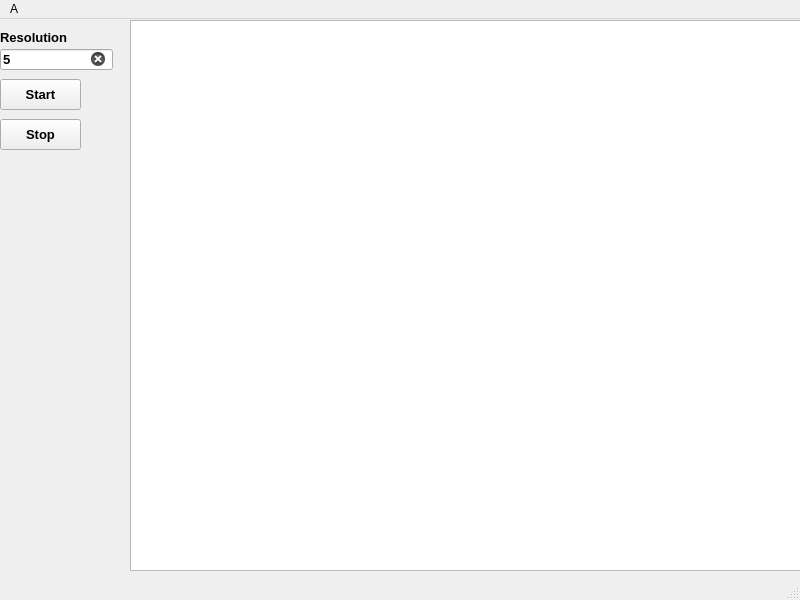
This is mainwindow.ui in AlekseiKulberg/Life as Qt 5 draws it before an edit. The edited form follows.
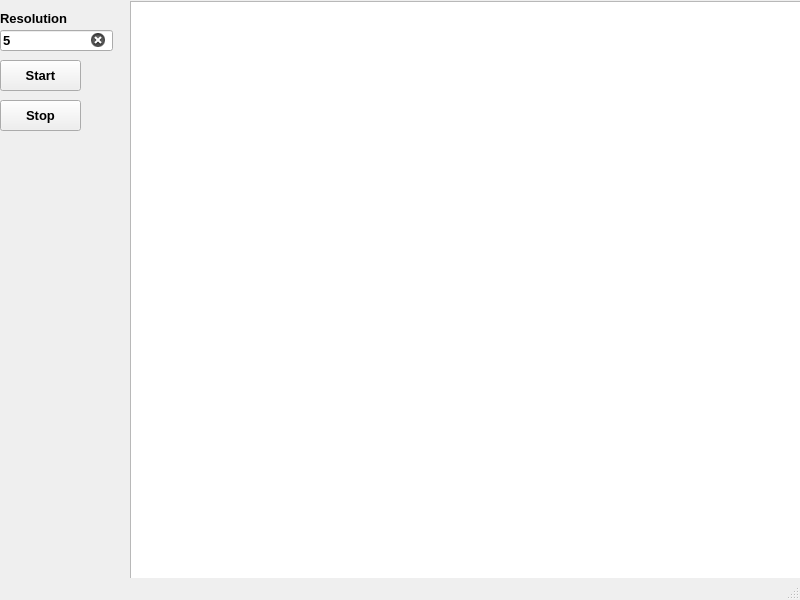
This is the edited form.

What changed in the file:
```diff
--- a/mainwindow.ui
+++ b/mainwindow.ui
@@ -10,6 +10,18 @@
     <height>600</height>
    </rect>
   </property>
+  <property name="minimumSize">
+   <size>
+    <width>800</width>
+    <height>600</height>
+   </size>
+  </property>
+  <property name="maximumSize">
+   <size>
+    <width>800</width>
+    <height>600</height>
+   </size>
+  </property>
   <property name="windowTitle">
    <string>MainWindow</string>
   </property>
@@ -23,7 +35,7 @@
       <x>130</x>
       <y>1</y>
       <width>671</width>
-      <height>551</height>
+      <height>581</height>
      </rect>
     </property>
    </widget>
@@ -130,22 +142,6 @@
     </property>
    </widget>
   </widget>
-  <widget class="QMenuBar" name="menubar">
-   <property name="geometry">
-    <rect>
-     <x>0</x>
-     <y>0</y>
-     <width>800</width>
-     <height>22</height>
-    </rect>
-   </property>
-   <widget class="QMenu" name="menu">
-    <property name="title">
-     <string>A</string>
-    </property>
-   </widget>
-   <addaction name="menu"/>
-  </widget>
   <widget class="QStatusBar" name="statusbar"/>
   <action name="actionb">
    <property name="checkable">
```
Left out of the diff: 3 changed lines with no effect on the pictures.
